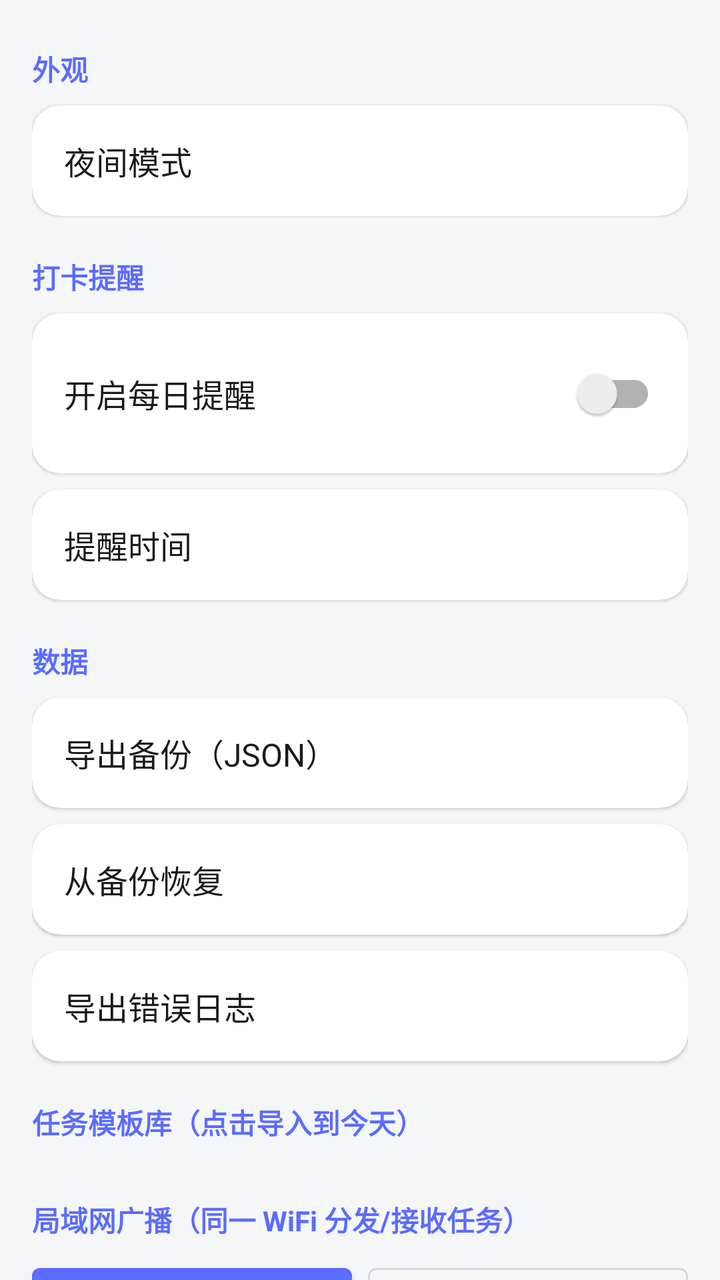
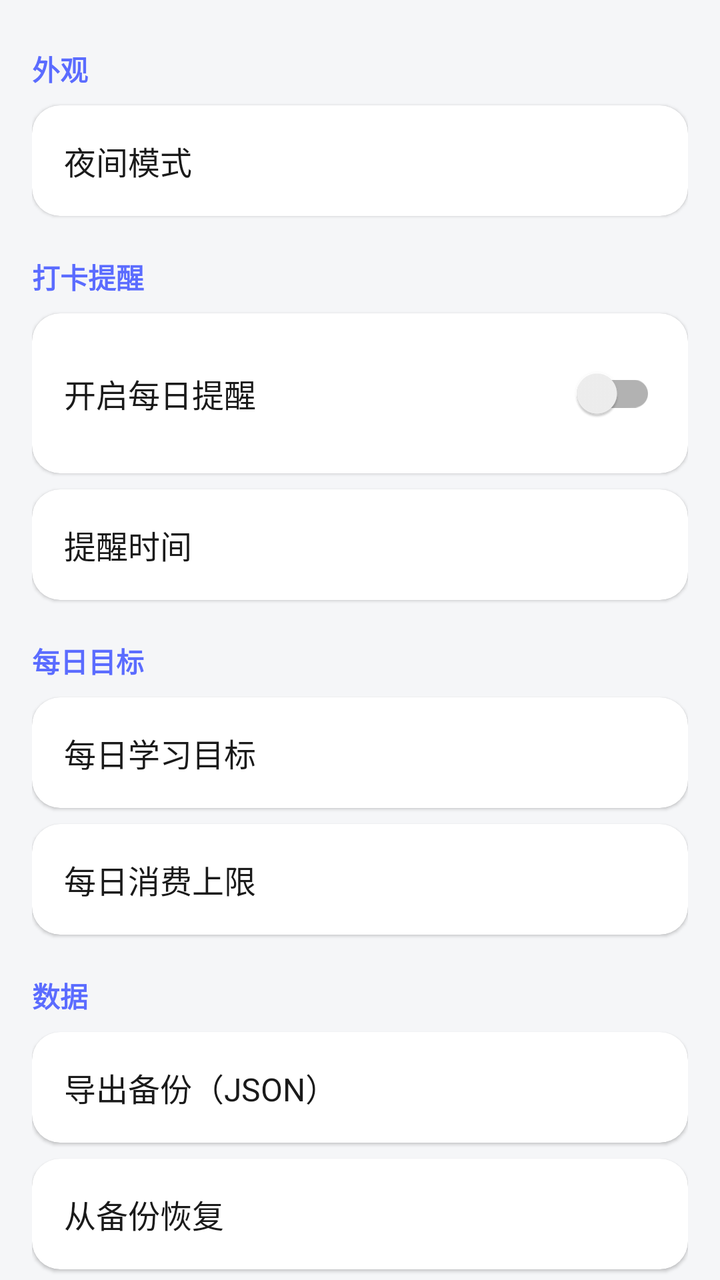

The first picture is an Android layout as it rendered before a commit; the second is the same layout after the commit. The layout source and the unified diff follow.
<!-- AndroidManifest.xml: application theme Theme.DailyCheck -->
<!-- res/layout/fragment_settings.xml -->
<?xml version="1.0" encoding="utf-8"?>
<androidx.core.widget.NestedScrollView xmlns:android="http://schemas.android.com/apk/res/android"
    xmlns:app="http://schemas.android.com/apk/res-auto"
    xmlns:tools="http://schemas.android.com/tools"
    android:layout_width="match_parent"
    android:layout_height="match_parent"
    android:fillViewport="true">

    <LinearLayout
        android:layout_width="match_parent"
        android:layout_height="wrap_content"
        android:orientation="vertical"
        android:padding="16dp">

        
        <TextView
            android:layout_width="wrap_content"
            android:layout_height="wrap_content"
            android:text="外观"
            android:textStyle="bold"
            android:textColor="@color/primary"
            android:textSize="14sp"
            android:layout_marginTop="8dp" />

        <com.google.android.material.card.MaterialCardView
            android:id="@+id/row_night"
            android:layout_width="match_parent"
            android:layout_height="wrap_content"
            android:layout_marginTop="8dp"
            app:cardCornerRadius="14dp"
            app:cardBackgroundColor="@color/card_bg"
            app:cardElevation="1dp"
            android:foreground="?android:attr/selectableItemBackground">

            <LinearLayout
                android:layout_width="match_parent"
                android:layout_height="wrap_content"
                android:orientation="horizontal"
                android:gravity="center_vertical"
                android:padding="16dp">

                <TextView
                    android:layout_width="0dp"
                    android:layout_height="wrap_content"
                    android:layout_weight="1"
                    android:text="夜间模式"
                    android:textSize="16sp"
                    android:textColor="@color/text_primary" />

                <TextView
                    android:id="@+id/tv_night_mode"
                    android:layout_width="wrap_content"
                    android:layout_height="wrap_content"
                    android:textColor="@color/text_secondary"
                    android:textSize="14sp" />
            </LinearLayout>
        </com.google.android.material.card.MaterialCardView>

        
        <TextView
            android:layout_width="wrap_content"
            android:layout_height="wrap_content"
            android:text="打卡提醒"
            android:textStyle="bold"
            android:textColor="@color/primary"
            android:textSize="14sp"
            android:layout_marginTop="20dp" />

        <com.google.android.material.card.MaterialCardView
            android:layout_width="match_parent"
            android:layout_height="wrap_content"
            android:layout_marginTop="8dp"
            app:cardCornerRadius="14dp"
            app:cardBackgroundColor="@color/card_bg"
            app:cardElevation="1dp">

            <LinearLayout
                android:layout_width="match_parent"
                android:layout_height="wrap_content"
                android:orientation="horizontal"
                android:gravity="center_vertical"
                android:padding="16dp">

                <TextView
                    android:layout_width="0dp"
                    android:layout_height="wrap_content"
                    android:layout_weight="1"
                    android:text="开启每日提醒"
                    android:textSize="16sp"
                    android:textColor="@color/text_primary" />

                <androidx.appcompat.widget.SwitchCompat
                    android:id="@+id/sw_reminder"
                    android:layout_width="wrap_content"
                    android:layout_height="wrap_content" />
            </LinearLayout>
        </com.google.android.material.card.MaterialCardView>

        <com.google.android.material.card.MaterialCardView
            android:id="@+id/row_reminder_time"
            android:layout_width="match_parent"
            android:layout_height="wrap_content"
            android:layout_marginTop="8dp"
            app:cardCornerRadius="14dp"
            app:cardBackgroundColor="@color/card_bg"
            app:cardElevation="1dp">

            <LinearLayout
                android:layout_width="match_parent"
                android:layout_height="wrap_content"
                android:orientation="horizontal"
                android:gravity="center_vertical"
                android:padding="16dp">

                <TextView
                    android:layout_width="0dp"
                    android:layout_height="wrap_content"
                    android:layout_weight="1"
                    android:text="提醒时间"
                    android:textSize="16sp"
                    android:textColor="@color/text_primary" />

                <TextView
                    android:id="@+id/tv_reminder_time"
                    android:layout_width="wrap_content"
                    android:layout_height="wrap_content"
                    android:textColor="@color/text_secondary"
                    android:textSize="14sp"
                    tools:ignore="HardcodedText" />
            </LinearLayout>
        </com.google.android.material.card.MaterialCardView>

        
        <TextView
            android:layout_width="wrap_content"
            android:layout_height="wrap_content"
            android:text="数据"
            android:textStyle="bold"
            android:textColor="@color/primary"
            android:textSize="14sp"
            android:layout_marginTop="20dp" />

        <com.google.android.material.card.MaterialCardView
            android:id="@+id/row_export"
            android:layout_width="match_parent"
            android:layout_height="wrap_content"
            android:layout_marginTop="8dp"
            app:cardCornerRadius="14dp"
            app:cardBackgroundColor="@color/card_bg"
            app:cardElevation="1dp"
            android:foreground="?android:attr/selectableItemBackground">

            <TextView
                android:layout_width="match_parent"
                android:layout_height="wrap_content"
                android:padding="16dp"
                android:text="导出备份（JSON）"
                android:textSize="16sp"
                android:textColor="@color/text_primary" />
        </com.google.android.material.card.MaterialCardView>

        <com.google.android.material.card.MaterialCardView
            android:id="@+id/row_import"
            android:layout_width="match_parent"
            android:layout_height="wrap_content"
            android:layout_marginTop="8dp"
            app:cardCornerRadius="14dp"
            app:cardBackgroundColor="@color/card_bg"
            app:cardElevation="1dp"
            android:foreground="?android:attr/selectableItemBackground">

            <TextView
                android:layout_width="match_parent"
                android:layout_height="wrap_content"
                android:padding="16dp"
                android:text="从备份恢复"
                android:textSize="16sp"
                android:textColor="@color/text_primary" />
        </com.google.android.material.card.MaterialCardView>

        <com.google.android.material.card.MaterialCardView
            android:id="@+id/row_error_log"
            android:layout_width="match_parent"
            android:layout_height="wrap_content"
            android:layout_marginTop="8dp"
            app:cardCornerRadius="14dp"
            app:cardBackgroundColor="@color/card_bg"
            app:cardElevation="1dp"
            android:foreground="?android:attr/selectableItemBackground">

            <TextView
                android:layout_width="match_parent"
                android:layout_height="wrap_content"
                android:padding="16dp"
                android:text="导出错误日志"
                android:textSize="16sp"
                android:textColor="@color/text_primary" />
        </com.google.android.material.card.MaterialCardView>

        
        <TextView
            android:layout_width="wrap_content"
            android:layout_height="wrap_content"
            android:text="任务模板库（点击导入到今天）"
            android:textStyle="bold"
            android:textColor="@color/primary"
            android:textSize="14sp"
            android:layout_marginTop="20dp" />

        <androidx.recyclerview.widget.RecyclerView
            android:id="@+id/rv_templates"
            android:layout_width="match_parent"
            android:layout_height="wrap_content"
            android:layout_marginTop="8dp"
            android:nestedScrollingEnabled="false" />

        
        <TextView
            android:layout_width="wrap_content"
            android:layout_height="wrap_content"
            android:text="局域网广播（同一 WiFi 分发/接收任务）"
            android:textStyle="bold"
            android:textColor="@color/primary"
            android:textSize="14sp"
            android:layout_marginTop="20dp" />

        <LinearLayout
            android:layout_width="match_parent"
            android:layout_height="wrap_content"
            android:layout_marginTop="8dp"
            android:orientation="horizontal">

            <Button
                android:id="@+id/btn_broadcast"
                android:layout_width="0dp"
                android:layout_height="wrap_content"
                android:layout_weight="1"
                android:text="广播今天任务" />

            <Button
                android:id="@+id/btn_listen"
                style="@style/Widget.MaterialComponents.Button.OutlinedButton"
                android:layout_width="0dp"
                android:layout_height="wrap_content"
                android:layout_weight="1"
                android:layout_marginStart="8dp"
                android:text="开始接收" />
        </LinearLayout>

        <TextView
            android:id="@+id/tv_listen_status"
            android:layout_width="match_parent"
            android:layout_height="wrap_content"
            android:layout_marginTop="8dp"
            android:gravity="center"
            android:textColor="@color/text_secondary"
            android:textSize="13sp"
            android:visibility="gone" />

    </LinearLayout>
</androidx.core.widget.NestedScrollView>
<!-- resources referenced by this layout -->
<resources>
  <color name="card_bg">#FFFFFF</color>
  <color name="primary">#5B6CFF</color>
  <color name="text_primary">#1A1A1A</color>
  <color name="text_secondary">#666666</color>
  <style name="Theme.DailyCheck" parent="Theme.MaterialComponents.Light.NoActionBar">
          <item name="colorPrimary">@color/primary</item>
          <item name="colorPrimaryVariant">@color/primary_dark</item>
          <item name="colorOnPrimary">@android:color/white</item>
          <item name="colorSecondary">@color/accent</item>
          <item name="colorAccent">@color/accent</item>
          <item name="android:windowBackground">@color/bg_page</item>
          <item name="android:statusBarColor">@color/primary_dark</item>
      </style>
  <color name="primary_dark">#3F4FE0</color>
  <color name="accent">#FF7A45</color>
  <color name="bg_page">#F5F6F8</color>
</resources>

<!-- the commit's change to res/layout/fragment_settings.xml (unified diff, before → after) -->
@@ -134,6 +134,83 @@
         <TextView
             android:layout_width="wrap_content"
             android:layout_height="wrap_content"
+            android:text="每日目标"
+            android:textStyle="bold"
+            android:textColor="@color/primary"
+            android:textSize="14sp"
+            android:layout_marginTop="20dp" />
+
+        <com.google.android.material.card.MaterialCardView
+            android:id="@+id/row_study_goal"
+            android:layout_width="match_parent"
+            android:layout_height="wrap_content"
+            android:layout_marginTop="8dp"
+            app:cardCornerRadius="14dp"
+            app:cardBackgroundColor="@color/card_bg"
+            app:cardElevation="1dp"
+            android:foreground="?android:attr/selectableItemBackground">
+
+            <LinearLayout
+                android:layout_width="match_parent"
+                android:layout_height="wrap_content"
+                android:orientation="horizontal"
+                android:gravity="center_vertical"
+                android:padding="16dp">
+
+                <TextView
+                    android:layout_width="0dp"
+                    android:layout_height="wrap_content"
+                    android:layout_weight="1"
+                    android:text="每日学习目标"
+                    android:textSize="16sp"
+                    android:textColor="@color/text_primary" />
+
+                <TextView
+                    android:id="@+id/tv_study_goal"
+                    android:layout_width="wrap_content"
+                    android:layout_height="wrap_content"
+                    android:textColor="@color/text_secondary"
+                    android:textSize="14sp" />
+            </LinearLayout>
+        </com.google.android.material.card.MaterialCardView>
+
+        <com.google.android.material.card.MaterialCardView
+            android:id="@+id/row_expense_limit"
+            android:layout_width="match_parent"
+            android:layout_height="wrap_content"
+            android:layout_marginTop="8dp"
+            app:cardCornerRadius="14dp"
+            app:cardBackgroundColor="@color/card_bg"
+            app:cardElevation="1dp"
+            android:foreground="?android:attr/selectableItemBackground">
+
+            <LinearLayout
+                android:layout_width="match_parent"
+                android:layout_height="wrap_content"
+                android:orientation="horizontal"
+                android:gravity="center_vertical"
+                android:padding="16dp">
+
+                <TextView
+                    android:layout_width="0dp"
+                    android:layout_height="wrap_content"
+                    android:layout_weight="1"
+                    android:text="每日消费上限"
+                    android:textSize="16sp"
+                    android:textColor="@color/text_primary" />
+
+                <TextView
+                    android:id="@+id/tv_expense_limit"
+                    android:layout_width="wrap_content"
+                    android:layout_height="wrap_content"
+                    android:textColor="@color/text_secondary"
+                    android:textSize="14sp" />
+            </LinearLayout>
+        </com.google.android.material.card.MaterialCardView>
+
+        <TextView
+            android:layout_width="wrap_content"
+            android:layout_height="wrap_content"
             android:text="数据"
             android:textStyle="bold"
             android:textColor="@color/primary"
